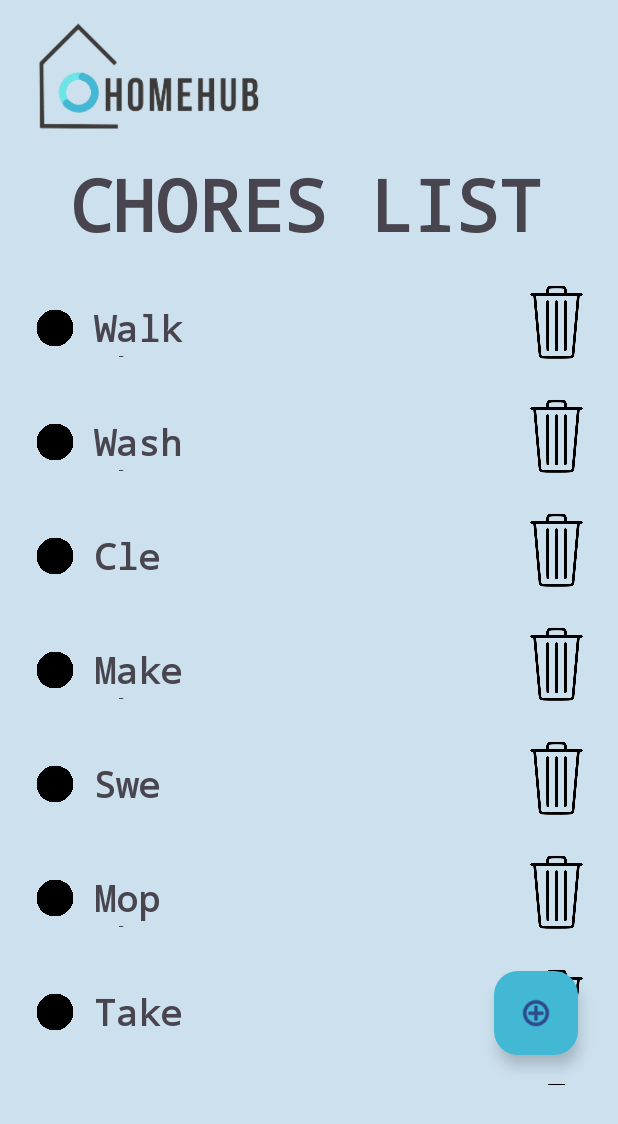
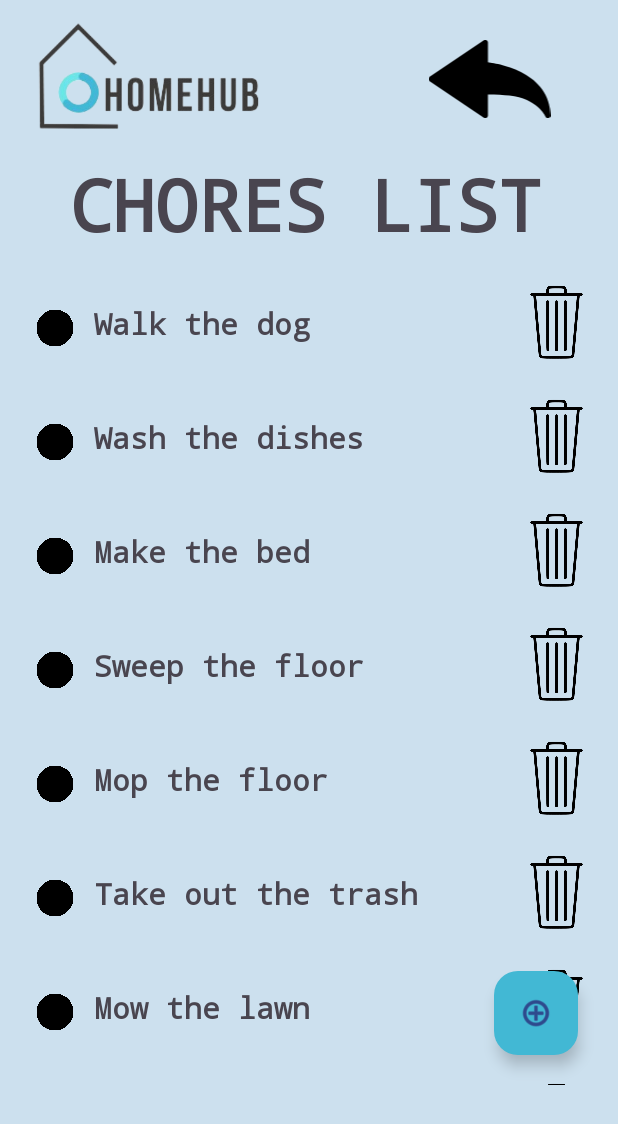
Before and after one commit to SokuSan/HomeHub, an Android app: the ChoresListActivity screen opened directly, with no data from a screen before it, on a phone screen of 412 x 824 dp. Shown: the top 1124 px of the screen. Run offline under Robolectric (Android 15) with nearby library versions, the light colour scheme and no system bars.

Commit message:
Hechos los apartados de chores, shopping y expenses, shopping queda pendiente a pruebas

```diff
--- a/app/src/main/java/com/example/homehub/AddChoresActivity.java
+++ b/app/src/main/java/com/example/homehub/AddChoresActivity.java
@@ -42,8 +42,8 @@ public class AddChoresActivity extends AppCompatDialogFragment implements Serial
 
                     Chores chores = new Chores(name, description);
                     util = new Util();
-                    choresList = util.initializeChores();
-                    choresList.addChores(chores);
+                    choresList = util.initializeChores(getContext());
+                    choresList.addChores(chores, getContext());
 
                     addChoresDialogInterface.AddChoresActivity(chores);
                 })
--- a/app/src/main/java/com/example/homehub/AddShoppingActivity.java
+++ b/app/src/main/java/com/example/homehub/AddShoppingActivity.java
@@ -37,8 +37,8 @@ public class AddShoppingActivity extends AppCompatDialogFragment implements Seri
 
                     Shopping shopping = new Shopping(name);
                     util = new Util();
-                    shoppingList = util.initializeShopping();
-                    shoppingList.addShopping(shopping);
+                    shoppingList = util.initializeShopping(getContext());
+                    shoppingList.addShopping(shopping, getContext());
 
                     addShoppingDialogInterface.AddShoppingActivity(shopping);
                 })
@@ -52,4 +52,6 @@ public class AddShoppingActivity extends AppCompatDialogFragment implements Seri
         super.onAttach(context);
         addShoppingDialogInterface = (AddShoppingDialogInterface) context;
     }
+
+
 }
--- a/app/src/main/java/com/example/homehub/ChoresList.java
+++ b/app/src/main/java/com/example/homehub/ChoresList.java
@@ -1,27 +1,22 @@
 package com.example.homehub;
 
-import android.os.Build;
+import android.content.Context;
 
-import androidx.annotation.RequiresApi;
-
-import java.io.FileInputStream;
-import java.io.FileNotFoundException;
+import java.io.BufferedReader;
+import java.io.BufferedWriter;
 import java.io.FileOutputStream;
 import java.io.IOException;
-import java.io.ObjectInputStream;
-import java.io.ObjectOutputStream;
+import java.io.InputStreamReader;
+import java.io.OutputStreamWriter;
 import java.io.Serializable;
 import java.util.ArrayList;
 import java.util.List;
 
 public class ChoresList implements Serializable {
     private List<Chores> choresList = new ArrayList<>();
-    private final String filePath = "path/to/your/file/dishes.dat"; // Reemplaza con la ruta real del archivo
-
-    public ChoresList() {
-        if (Build.VERSION.SDK_INT >= Build.VERSION_CODES.O) {
-            loadFromFile();
-        }
+    private final String filename = "chores.txt";
+    public ChoresList(Context context) {
+            loadFromFile(context);
     }
 
     public List<Chores> getChoresList() {
@@ -32,57 +27,73 @@ public class ChoresList implements Serializable {
         this.choresList = choresList;
     }
 
-    public void addChores(Chores chore) {
+    public void addChores(Chores chore, Context context) {
         choresList.add(chore);
+        saveToChoresFile(context, choresList);
     }
 
-    @RequiresApi(api = Build.VERSION_CODES.O)
-    public void loadFromFile() {
-        try (ObjectInputStream ois = new ObjectInputStream(new FileInputStream(filePath))) {
-            choresList = (List<Chores>) ois.readObject();
-        } catch (FileNotFoundException e) {
-            generateDefaultList();
-            saveToFile();
-        } catch (IOException | ClassNotFoundException e) {
+    private void loadFromFile(Context context) {
+        try {
+            BufferedReader bufferedReader = new BufferedReader(new InputStreamReader(context.openFileInput(filename)));
+            String line;
+            while ((line = bufferedReader.readLine()) != null) {
+                // Parsear cada línea como un gasto y agregarlo a la lista
+                String[] parts = line.split(",");
+                if (parts.length == 2) {
+                    String name = parts[0];
+                    String description = parts[1];
+                    choresList.add(new Chores(name, description));
+                }
+            }
+            bufferedReader.close();
+        } catch (IOException e) {
             e.printStackTrace();
-            generateDefaultList();
+        }
+
+        // Si la lista está vacía después de cargar desde el archivo, generar una nueva lista
+        if (choresList.isEmpty()) {
+            generateDefaultList(context);
         }
     }
 
-    @RequiresApi(api = Build.VERSION_CODES.O)
-    private void generateDefaultList() {
-        choresList.add(new Chores("Walk the dog", "Take the dog for a walk for at least 1 hour"));
-        choresList.add(new Chores("Wash the dishes", "Wash all dirty dishes after dinner"));
-        choresList.add(new Chores("Clean the bathroom", "Clean the toilet, sink, and shower"));
-        choresList.add(new Chores("Make the bed", "Make the bed and smooth the sheets"));
-        choresList.add(new Chores("Sweep the floor", "Sweep all the rooms in the house"));
-        choresList.add(new Chores("Mop the floor", "Mop the floors in the kitchen and bathroom"));
-        choresList.add(new Chores("Take out the trash", "Empty all trash bins and take out the trash"));
-        choresList.add(new Chores("Mow the lawn", "Mow the front and back yard lawns"));
-        choresList.add(new Chores("Do the laundry", "Wash, dry, and fold the laundry"));
-        choresList.add(new Chores("Clean windows", "Clean all the windows in the house"));
-        choresList.add(new Chores("Dust the furniture", "Dust the furniture and flat surfaces"));
-        choresList.add(new Chores("Organize the garage", "Tidy and clean the garage"));
-        choresList.add(new Chores("Iron the clothes", "Iron the shirts and pants"));
-        choresList.add(new Chores("Water the plants", "Water all indoor and outdoor plants"));
-        choresList.add(new Chores("Cook dinner", "Prepare and cook dinner for the family"));
-        choresList.add(new Chores("Wash the car", "Wash and clean the car inside and out"));
-        choresList.add(new Chores("Vacuum the house", "Vacuum all carpets and floors in the house"));
-        choresList.add(new Chores("Clean the fridge", "Empty and clean the inside of the fridge"));
-        choresList.add(new Chores("Organize the pantry", "Sort and clean the pantry shelves"));
-        choresList.add(new Chores("Walk the cat", "Take the cat for a walk with a harness and leash"));
-        choresList.add(new Chores("Do the shopping", "Go to the supermarket and buy the necessary groceries"));
-        choresList.add(new Chores("Collect the mail", "Collect and organize the mail from the mailbox"));
-        choresList.add(new Chores("Dust the curtains", "Dust the curtains in all the rooms"));
-        choresList.add(new Chores("Clean garden furniture", "Clean and tidy the patio furniture"));
-        choresList.add(new Chores("Change the sheets", "Change the sheets on all the beds"));
+    private void generateDefaultList(Context context) {
+        addChores(new Chores("Walk the dog", "Take the dog for a walk for at least 1 hour"), context);
+        addChores(new Chores("Wash the dishes", "Wash all dirty dishes after dinner"), context);
+        addChores(new Chores("Clean the bathroom", "Clean the toilet, sink, and shower"), context);
+        addChores(new Chores("Make the bed", "Make the bed and smooth the sheets"), context);
+        addChores(new Chores("Sweep the floor", "Sweep all the rooms in the house"), context);
+        addChores(new Chores("Mop the floor", "Mop the floors in the kitchen and bathroom"), context);
+        addChores(new Chores("Take out the trash", "Empty all trash bins and take out the trash"), context);
+        addChores(new Chores("Mow the lawn", "Mow the front and back yard lawns"), context);
+        addChores(new Chores("Do the laundry", "Wash, dry, and fold the laundry"), context);
+        addChores(new Chores("Clean windows", "Clean all the windows in the house"), context);
+        addChores(new Chores("Dust the furniture", "Dust the furniture and flat surfaces"), context);
+        addChores(new Chores("Organize the garage", "Tidy and clean the garage"), context);
+        addChores(new Chores("Iron the clothes", "Iron the shirts and pants"), context);
+        addChores(new Chores("Water the plants", "Water all indoor and outdoor plants"), context);
+        addChores(new Chores("Cook dinner", "Prepare and cook dinner for the family"), context);
+        addChores(new Chores("Wash the car", "Wash and clean the car inside and out"), context);
+        addChores(new Chores("Vacuum the house", "Vacuum all carpets and floors in the house"), context);
+        addChores(new Chores("Clean the fridge", "Empty and clean the inside of the fridge"), context);
+        addChores(new Chores("Organize the pantry", "Sort and clean the pantry shelves"), context);
+        addChores(new Chores("Walk the cat", "Take the cat for a walk with a harness and leash"), context);
+        addChores(new Chores("Do the shopping", "Go to the supermarket and buy the necessary groceries"), context);
+        addChores(new Chores("Collect the mail", "Collect and organize the mail from the mailbox"), context);
+        addChores(new Chores("Dust the curtains", "Dust the curtains in all the rooms"), context);
+        addChores(new Chores("Clean garden furniture", "Clean and tidy the patio furniture"), context);
+        addChores(new Chores("Change the sheets", "Change the sheets on all the beds"), context);
     }
 
 
-    @RequiresApi(api = Build.VERSION_CODES.O)
-    public void saveToFile() {
-        try (ObjectOutputStream oos = new ObjectOutputStream(new FileOutputStream(filePath))) {
-            oos.writeObject(choresList);
+
+    public void saveToChoresFile(Context context, List<Chores> choresList) {
+        try {
+            FileOutputStream fos = context.openFileOutput(filename, Context.MODE_PRIVATE);
+            BufferedWriter bufferedWriter = new BufferedWriter(new OutputStreamWriter(fos));
+            for (Chores chores : this.choresList) {
+                bufferedWriter.write(chores.getName() + "," + chores.getDescription() + "\n");
+            }
+            bufferedWriter.close();
         } catch (IOException e) {
             e.printStackTrace();
         }
--- a/app/src/main/java/com/example/homehub/ChoresListActivity.java
+++ b/app/src/main/java/com/example/homehub/ChoresListActivity.java
@@ -5,6 +5,7 @@ import android.os.Build;
 import android.os.Bundle;
 import android.view.View;
 import android.widget.Button;
+import android.widget.ImageView;
 import android.widget.TextView;
 
 import androidx.annotation.RequiresApi;
@@ -14,8 +15,9 @@ import androidx.recyclerview.widget.RecyclerView;
 
 import com.google.android.material.floatingactionbutton.FloatingActionButton;
 
-public class ChoresListActivity extends AppCompatActivity {
+public class ChoresListActivity extends AppCompatActivity implements AddChoresDialogInterface{
     private FloatingActionButton floatingBtn;
+    private ImageView back;
     private Util util;
     private ChoresList choresList;
     private ChoresRecyclerViewAdapter choresRecyclerViewAdapter;
@@ -28,7 +30,8 @@ public class ChoresListActivity extends AppCompatActivity {
         Intent intent = getIntent();
         util = new Util();
         floatingBtn = findViewById(R.id.choresFloatingBtn);
-        choresList = util.initializeChores();
+        back = findViewById(R.id.choresImgBack);
+        choresList = util.initializeChores(getApplicationContext());
 
         assignment();
 
@@ -36,6 +39,12 @@ public class ChoresListActivity extends AppCompatActivity {
             public void onClick(View v) {
                 AddChoresActivity addChoresActivity = new AddChoresActivity();
                 addChoresActivity.show(getSupportFragmentManager(), "");
+            }
+        });
+        back.setOnClickListener(new View.OnClickListener() {
+            public void onClick(View v) {
+                Intent intentBack = new Intent(ChoresListActivity.this, StartActivity.class);
+                startActivity(intentBack);
             }
         });
 
@@ -49,4 +58,10 @@ public class ChoresListActivity extends AppCompatActivity {
         recyclerView.setAdapter(choresRecyclerViewAdapter);
         recyclerView.setLayoutManager(new LinearLayoutManager(this));
     }
+
+    @Override
+    public void AddChoresActivity(Chores chores) {
+        choresList.addChores(chores, getApplicationContext());
+        choresRecyclerViewAdapter.notifyItemInserted(choresList.getChoresList().size() - 1);
+    }
 }
--- a/app/src/main/java/com/example/homehub/ChoresRecyclerViewAdapter.java
+++ b/app/src/main/java/com/example/homehub/ChoresRecyclerViewAdapter.java
@@ -19,12 +19,14 @@ public class ChoresRecyclerViewAdapter extends RecyclerView.Adapter<ChoresRecycl
 
     private Context context;
     private List<Chores> choresList;
+    private ChoresList choresListInstance;
     private ChoresRecyclerViewAdapter.MyHolder holder;
 
 
     public ChoresRecyclerViewAdapter(Context context, List<Chores> choresList) {
         this.context = context;
         this.choresList = choresList;
+        choresListInstance = new ChoresList(context);
     }
 
     @NonNull
@@ -50,13 +52,15 @@ public class ChoresRecyclerViewAdapter extends RecyclerView.Adapter<ChoresRecycl
                 int adapterPosition = holder.getAdapterPosition();
                 if (adapterPosition != RecyclerView.NO_POSITION) {
                     choresList.remove(adapterPosition);
+                    choresListInstance.setChoresList(choresList);
+                    choresListInstance.saveToChoresFile(context, choresList);
                     notifyItemRemoved(adapterPosition);
                     Toast.makeText(context, "Deleted Line", Toast.LENGTH_SHORT).show();
                 }
             }
         });
 
-        holder.description.setOnLongClickListener(new View.OnLongClickListener() {
+        holder.name.setOnLongClickListener(new View.OnLongClickListener() {
             @Override
             public boolean onLongClick(View v) {
                 if (holder.description.getVisibility() == View.VISIBLE){
--- a/app/src/main/java/com/example/homehub/StartActivity.java
+++ b/app/src/main/java/com/example/homehub/StartActivity.java
@@ -71,7 +71,7 @@ public class StartActivity extends AppCompatActivity {
         Intent intent = new Intent (StartActivity.this, StartActivity.class);;
         switch(page){
             case "chores" :
-                intent = new Intent (StartActivity.this, ChoresList.class);
+                intent = new Intent (StartActivity.this, ChoresListActivity.class);
                 break;
             case "shopping" :
                 intent = new Intent (StartActivity.this, ShoppingListActivity.class);
--- a/app/src/main/java/com/example/homehub/Util.java
+++ b/app/src/main/java/com/example/homehub/Util.java
@@ -8,11 +8,11 @@ import androidx.annotation.RequiresApi;
 public class Util {
 
  @RequiresApi(api = Build.VERSION_CODES.O)
-    public ChoresList initializeChores() {
+    public ChoresList initializeChores(Context context) {
         if (Build.VERSION.SDK_INT >= Build.VERSION_CODES.O) {
-            return new ChoresList();
+            return new ChoresList(context);
         }
-        return new ChoresList();
+        return new ChoresList(context);
     }
 
     @RequiresApi(api = Build.VERSION_CODES.O)
@@ -24,10 +24,10 @@ public class Util {
     }
 
     @RequiresApi(api = Build.VERSION_CODES.O)
-    public ShoppingList initializeShopping() {
+    public ShoppingList initializeShopping(Context context) {
         if (Build.VERSION.SDK_INT >= Build.VERSION_CODES.O) {
-            return new ShoppingList();
+            return new ShoppingList(context);
         }
-        return new ShoppingList();
+        return new ShoppingList(context);
     }
 }
--- a/app/src/main/res/layout/activity_chores_list.xml
+++ b/app/src/main/res/layout/activity_chores_list.xml
@@ -52,4 +52,14 @@
         android:layout_marginStart="8dp"
         app:layout_constraintStart_toStartOf="parent"
         app:layout_constraintTop_toBottomOf="@+id/choresTvTitle" />
+
+    <ImageView
+        android:id="@+id/choresImgBack"
+        android:layout_width="139dp"
+        android:layout_height="81dp"
+        android:layout_marginStart="64dp"
+        android:layout_marginTop="12dp"
+        app:layout_constraintStart_toEndOf="@+id/choresImgLogo"
+        app:layout_constraintTop_toTopOf="parent"
+        app:srcCompat="@drawable/goback" />
 </androidx.constraintlayout.widget.ConstraintLayout>
--- a/app/src/main/res/layout/activity_login.xml
+++ b/app/src/main/res/layout/activity_login.xml
@@ -125,6 +125,7 @@
         android:layout_marginStart="40dp"
         android:layout_marginTop="23dp"
         android:fontFamily="monospace"
+        android:minHeight="48dp"
         android:text="@string/remember_this_device"
         app:layout_constraintStart_toStartOf="parent"
         app:layout_constraintTop_toBottomOf="@+id/loginEtForgotPwd" />
--- a/app/src/main/res/layout/recyclerview_chores.xml
+++ b/app/src/main/res/layout/recyclerview_chores.xml
@@ -28,13 +28,13 @@
 
     <TextView
         android:id="@+id/recyclerVChTvName"
-        android:layout_width="59dp"
-        android:layout_height="36dp"
+        android:layout_width="264dp"
+        android:layout_height="39dp"
         android:layout_marginStart="13dp"
         android:layout_marginTop="34dp"
         android:fontFamily="monospace"
         android:text="@string/name"
-        android:textSize="24sp"
+        android:textSize="20sp"
         android:textStyle="bold"
         app:layout_constraintStart_toEndOf="@+id/recyclerVChImgCircle"
         app:layout_constraintTop_toTopOf="parent"
@@ -44,7 +44,7 @@
         android:id="@+id/recyclerVChImgBin"
         android:layout_width="66dp"
         android:layout_height="56dp"
-        android:layout_marginStart="216dp"
+        android:layout_marginStart="11dp"
         android:layout_marginTop="20dp"
         app:layout_constraintStart_toEndOf="@+id/recyclerVChTvName"
         app:layout_constraintTop_toTopOf="parent"
```
Also changed, not shown: app/src/main/AndroidManifest.xml (+5 -5 lines), app/src/main/java/com/example/homehub/ExpensesList.java (+5 -4 lines), app/src/main/java/com/example/homehub/ExpensesRecyclerViewAdapter.java (+5 -5 lines), app/src/main/java/com/example/homehub/LoginActivity.java (+24 -3 lines), app/src/main/java/com/example/homehub/OptionsActivity.java (+17 -1 lines), app/src/main/java/com/example/homehub/ShoppingList.java (+64 -50 lines), app/src/main/java/com/example/homehub/ShoppingListActivity.java (+7 -2 lines).
